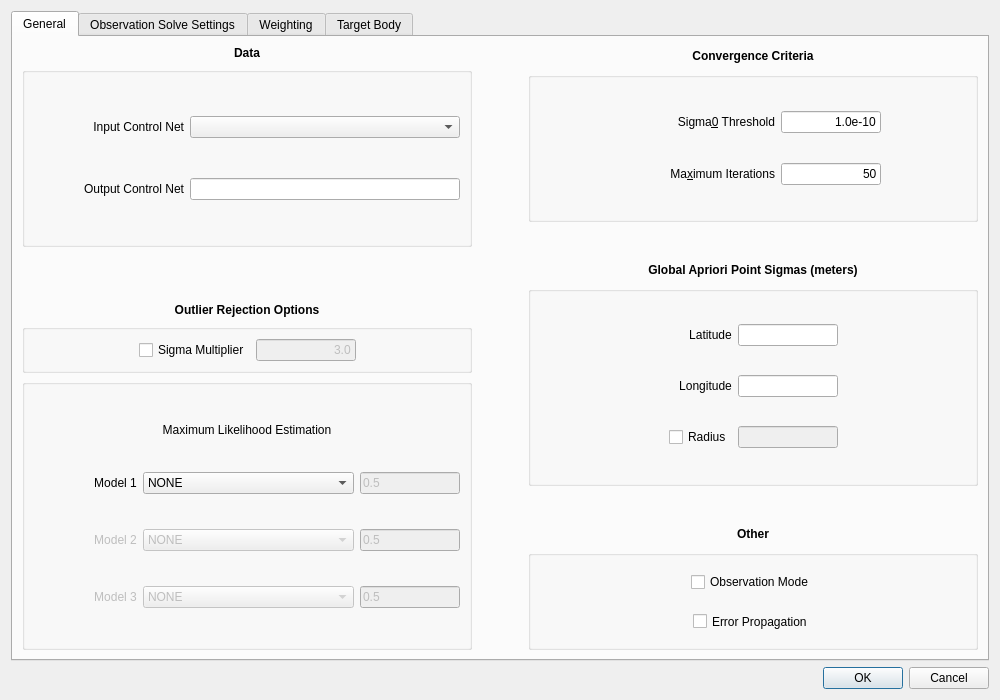
Above: isis/src/qisis/objs/JigsawSetupDialog/JigsawSetupDialog.ui from DOI-USGS/ISIS3 before the change. Below: the same form after it.
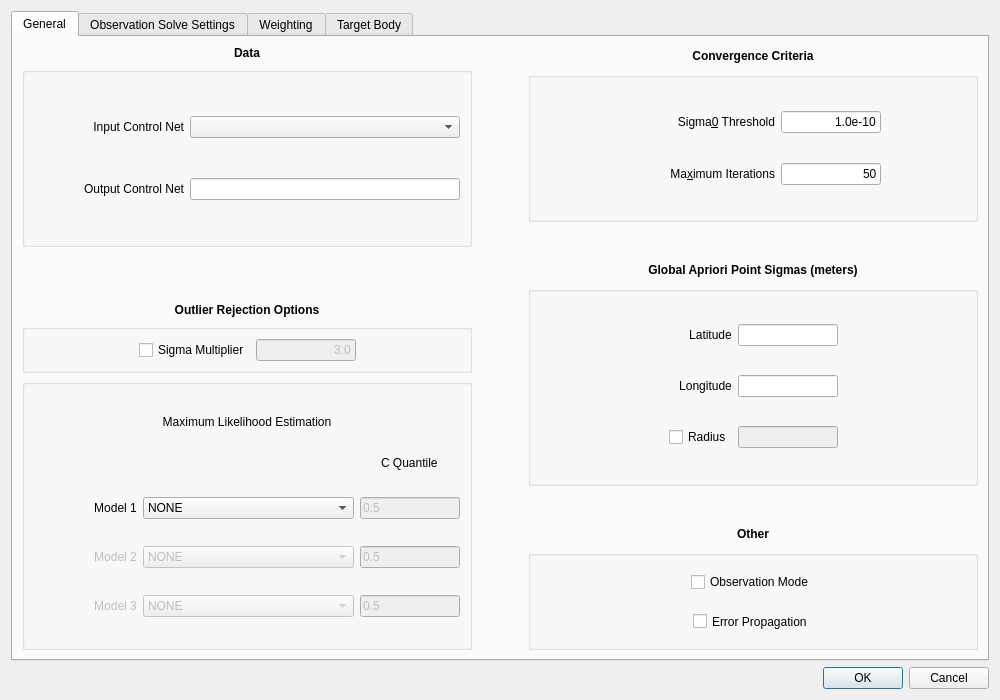
That is the form after the change. Icons and pictures are not drawn.

Commit message: Fixed bug with default values, Added C Quantile label.

The edit to the form file:
```diff
--- a/isis/src/qisis/objs/JigsawSetupDialog/JigsawSetupDialog.ui
+++ b/isis/src/qisis/objs/JigsawSetupDialog/JigsawSetupDialog.ui
@@ -330,7 +330,239 @@
                   <bool>false</bool>
                  </property>
                  <layout class="QGridLayout" name="gridLayout_14">
+                  <item row="6" column="1" colspan="2">
+                   <widget class="QComboBox" name="maximumLikelihoodModel1ComboBox">
+                    <property name="sizePolicy">
+                     <sizepolicy hsizetype="Expanding" vsizetype="Fixed">
+                      <horstretch>0</horstretch>
+                      <verstretch>0</verstretch>
+                     </sizepolicy>
+                    </property>
+                    <item>
+                     <property name="text">
+                      <string>NONE</string>
+                     </property>
+                    </item>
+                    <item>
+                     <property name="text">
+                      <string>HUBER</string>
+                     </property>
+                    </item>
+                    <item>
+                     <property name="text">
+                      <string>HUBER MODIFIED</string>
+                     </property>
+                    </item>
+                   </widget>
+                  </item>
+                  <item row="8" column="3">
+                   <widget class="QLineEdit" name="maximumLikelihoodModel3QuantileLineEdit">
+                    <property name="enabled">
+                     <bool>false</bool>
+                    </property>
+                    <property name="sizePolicy">
+                     <sizepolicy hsizetype="Expanding" vsizetype="Fixed">
+                      <horstretch>0</horstretch>
+                      <verstretch>0</verstretch>
+                     </sizepolicy>
+                    </property>
+                    <property name="maximumSize">
+                     <size>
+                      <width>100</width>
+                      <height>16777215</height>
+                     </size>
+                    </property>
+                    <property name="text">
+                     <string>0.5</string>
+                    </property>
+                   </widget>
+                  </item>
+                  <item row="7" column="3">
+                   <widget class="QLineEdit" name="maximumLikelihoodModel2QuantileLineEdit">
+                    <property name="enabled">
+                     <bool>false</bool>
+                    </property>
+                    <property name="sizePolicy">
+                     <sizepolicy hsizetype="Expanding" vsizetype="Fixed">
+                      <horstretch>0</horstretch>
+                      <verstretch>0</verstretch>
+                     </sizepolicy>
+                    </property>
+                    <property name="maximumSize">
+                     <size>
+                      <width>100</width>
+                      <height>16777215</height>
+                     </size>
+                    </property>
+                    <property name="text">
+                     <string>0.5</string>
+                    </property>
+                   </widget>
+                  </item>
+                  <item row="6" column="3">
+                   <widget class="QLineEdit" name="maximumLikelihoodModel1QuantileLineEdit">
+                    <property name="enabled">
+                     <bool>false</bool>
+                    </property>
+                    <property name="sizePolicy">
+                     <sizepolicy hsizetype="Preferred" vsizetype="Fixed">
+                      <horstretch>0</horstretch>
+                      <verstretch>0</verstretch>
+                     </sizepolicy>
+                    </property>
+                    <property name="maximumSize">
+                     <size>
+                      <width>100</width>
+                      <height>16777215</height>
+                     </size>
+                    </property>
+                    <property name="text">
+                     <string>0.5</string>
+                    </property>
+                   </widget>
+                  </item>
+                  <item row="7" column="1" colspan="2">
+                   <widget class="QComboBox" name="maximumLikelihoodModel2ComboBox">
+                    <property name="enabled">
+                     <bool>false</bool>
+                    </property>
+                    <property name="sizePolicy">
+                     <sizepolicy hsizetype="Expanding" vsizetype="Fixed">
+                      <horstretch>0</horstretch>
+                      <verstretch>0</verstretch>
+                     </sizepolicy>
+                    </property>
+                    <item>
+                     <property name="text">
+                      <string>NONE</string>
+                     </property>
+                    </item>
+                    <item>
+                     <property name="text">
+                      <string>HUBER</string>
+                     </property>
+                    </item>
+                    <item>
+                     <property name="text">
+                      <string>HUBER MODIFIED</string>
+                     </property>
+                    </item>
+                    <item>
+                     <property name="text">
+                      <string>WELSCH</string>
+                     </property>
+                    </item>
+                    <item>
+                     <property name="text">
+                      <string>CHEN</string>
+                     </property>
+                    </item>
+                   </widget>
+                  </item>
                   <item row="7" column="0" alignment="Qt::AlignRight">
+                   <widget class="QLabel" name="maximumLikelihoodModel2Label">
+                    <property name="enabled">
+                     <bool>false</bool>
+                    </property>
+                    <property name="sizePolicy">
+                     <sizepolicy hsizetype="Minimum" vsizetype="Fixed">
+                      <horstretch>0</horstretch>
+                      <verstretch>0</verstretch>
+                     </sizepolicy>
+                    </property>
+                    <property name="minimumSize">
+                     <size>
+                      <width>0</width>
+                      <height>0</height>
+                     </size>
+                    </property>
+                    <property name="maximumSize">
+                     <size>
+                      <width>100</width>
+                      <height>16777215</height>
+                     </size>
+                    </property>
+                    <property name="toolTip">
+                     <string>Valid Range: 1.0e-10 to 1.0</string>
+                    </property>
+                    <property name="text">
+                     <string>&lt;html&gt;&lt;head/&gt;&lt;body&gt;&lt;p align=&quot;center&quot;&gt;Model 2&lt;/p&gt;&lt;/body&gt;&lt;/html&gt;</string>
+                    </property>
+                    <property name="buddy">
+                     <cstring>maximumLikelihoodModel2ComboBox</cstring>
+                    </property>
+                   </widget>
+                  </item>
+                  <item row="8" column="1" colspan="2">
+                   <widget class="QComboBox" name="maximumLikelihoodModel3ComboBox">
+                    <property name="enabled">
+                     <bool>false</bool>
+                    </property>
+                    <property name="sizePolicy">
+                     <sizepolicy hsizetype="Expanding" vsizetype="Fixed">
+                      <horstretch>0</horstretch>
+                      <verstretch>0</verstretch>
+                     </sizepolicy>
+                    </property>
+                    <item>
+                     <property name="text">
+                      <string>NONE</string>
+                     </property>
+                    </item>
+                    <item>
+                     <property name="text">
+                      <string>HUBER</string>
+                     </property>
+                    </item>
+                    <item>
+                     <property name="text">
+                      <string>HUBER MODIFIED</string>
+                     </property>
+                    </item>
+                    <item>
+                     <property name="text">
+                      <string>WELSCH</string>
+                     </property>
+                    </item>
+                    <item>
+                     <property name="text">
+                      <string>CHEN</string>
+                     </property>
+                    </item>
+                   </widget>
+                  </item>
+                  <item row="6" column="0" alignment="Qt::AlignRight">
+                   <widget class="QLabel" name="maximumLikelihoodModel1Label">
+                    <property name="sizePolicy">
+                     <sizepolicy hsizetype="Minimum" vsizetype="Fixed">
+                      <horstretch>0</horstretch>
+                      <verstretch>0</verstretch>
+                     </sizepolicy>
+                    </property>
+                    <property name="minimumSize">
+                     <size>
+                      <width>0</width>
+                      <height>0</height>
+                     </size>
+                    </property>
+                    <property name="maximumSize">
+                     <size>
+                      <width>100</width>
+                      <height>16777215</height>
+                     </size>
+                    </property>
+                    <property name="toolTip">
+                     <string>Valid Range: 1.0e-10 to 1.0</string>
+                    </property>
+                    <property name="text">
+                     <string>&lt;html&gt;&lt;head/&gt;&lt;body&gt;&lt;p align=&quot;center&quot;&gt;Model 1&lt;/p&gt;&lt;/body&gt;&lt;/html&gt;</string>
+                    </property>
+                    <property name="buddy">
+                     <cstring>maximumLikelihoodModel1ComboBox</cstring>
+                    </property>
+                   </widget>
+                  </item>
+                  <item row="8" column="0" alignment="Qt::AlignRight">
                    <widget class="QLabel" name="maximumLikelihoodModel3Label">
                     <property name="enabled">
                      <bool>false</bool>
@@ -367,69 +599,6 @@
                     </property>
                    </widget>
                   </item>
-                  <item row="5" column="1" colspan="2">
-                   <widget class="QComboBox" name="maximumLikelihoodModel1ComboBox">
-                    <property name="sizePolicy">
-                     <sizepolicy hsizetype="Expanding" vsizetype="Fixed">
-                      <horstretch>0</horstretch>
-                      <verstretch>0</verstretch>
-                     </sizepolicy>
-                    </property>
-                    <item>
-                     <property name="text">
-                      <string>NONE</string>
-                     </property>
-                    </item>
-                    <item>
-                     <property name="text">
-                      <string>HUBER</string>
-                     </property>
-                    </item>
-                    <item>
-                     <property name="text">
-                      <string>HUBER MODIFIED</string>
-                     </property>
-                    </item>
-                   </widget>
-                  </item>
-                  <item row="6" column="1" colspan="2">
-                   <widget class="QComboBox" name="maximumLikelihoodModel2ComboBox">
-                    <property name="enabled">
-                     <bool>false</bool>
-                    </property>
-                    <property name="sizePolicy">
-                     <sizepolicy hsizetype="Expanding" vsizetype="Fixed">
-                      <horstretch>0</horstretch>
-                      <verstretch>0</verstretch>
-                     </sizepolicy>
-                    </property>
-                    <item>
-                     <property name="text">
-                      <string>NONE</string>
-                     </property>
-                    </item>
-                    <item>
-                     <property name="text">
-                      <string>HUBER</string>
-                     </property>
-                    </item>
-                    <item>
-                     <property name="text">
-                      <string>HUBER MODIFIED</string>
-                     </property>
-                    </item>
-                    <item>
-                     <property name="text">
-                      <string>WELSCH</string>
-                     </property>
-                    </item>
-                    <item>
-                     <property name="text">
-                      <string>CHEN</string>
-                     </property>
-                    </item>
-                   </widget>
-                  </item>
                   <item row="4" column="0" colspan="4">
                    <widget class="QLabel" name="maxLikelihoodEstimationLabel">
                     <property name="sizePolicy">
@@ -447,172 +616,16 @@
                     </property>
                    </widget>
                   </item>
-                  <item row="5" column="0" alignment="Qt::AlignRight">
-                   <widget class="QLabel" name="maximumLikelihoodModel1Label">
-                    <property name="sizePolicy">
-                     <sizepolicy hsizetype="Minimum" vsizetype="Fixed">
-                      <horstretch>0</horstretch>
-                      <verstretch>0</verstretch>
-                     </sizepolicy>
-                    </property>
-                    <property name="minimumSize">
-                     <size>
-                      <width>0</width>
-                      <height>0</height>
-                     </size>
-                    </property>
-                    <property name="maximumSize">
-                     <size>
-                      <width>100</width>
-                      <height>16777215</height>
-                     </size>
-                    </property>
-                    <property name="toolTip">
-                     <string>Valid Range: 1.0e-10 to 1.0</string>
-                    </property>
-                    <property name="text">
-                     <string>&lt;html&gt;&lt;head/&gt;&lt;body&gt;&lt;p align=&quot;center&quot;&gt;Model 1&lt;/p&gt;&lt;/body&gt;&lt;/html&gt;</string>
-                    </property>
-                    <property name="buddy">
-                     <cstring>maximumLikelihoodModel1ComboBox</cstring>
-                    </property>
-                   </widget>
-                  </item>
-                  <item row="7" column="1" colspan="2">
-                   <widget class="QComboBox" name="maximumLikelihoodModel3ComboBox">
-                    <property name="enabled">
-                     <bool>false</bool>
-                    </property>
-                    <property name="sizePolicy">
-                     <sizepolicy hsizetype="Expanding" vsizetype="Fixed">
-                      <horstretch>0</horstretch>
-                      <verstretch>0</verstretch>
-                     </sizepolicy>
-                    </property>
-                    <item>
-                     <property name="text">
-                      <string>NONE</string>
-                     </property>
-                    </item>
-                    <item>
-                     <property name="text">
-                      <string>HUBER</string>
-                     </property>
-                    </item>
-                    <item>
-                     <property name="text">
-                      <string>HUBER MODIFIED</string>
-                     </property>
-                    </item>
-                    <item>
-                     <property name="text">
-                      <string>WELSCH</string>
-                     </property>
-                    </item>
-                    <item>
-                     <property name="text">
-                      <string>CHEN</string>
-                     </property>
-                    </item>
-                   </widget>
-                  </item>
-                  <item row="5" column="3">
-                   <widget class="QLineEdit" name="maximumLikelihoodModel1QuantileLineEdit">
-                    <property name="enabled">
-                     <bool>false</bool>
-                    </property>
+                  <item row="5" column="3" alignment="Qt::AlignHCenter">
+                   <widget class="QLabel" name="CQuantileLabel">
                     <property name="sizePolicy">
                      <sizepolicy hsizetype="Preferred" vsizetype="Fixed">
                       <horstretch>0</horstretch>
                       <verstretch>0</verstretch>
                      </sizepolicy>
                     </property>
-                    <property name="maximumSize">
-                     <size>
-                      <width>100</width>
-                      <height>16777215</height>
-                     </size>
-                    </property>
                     <property name="text">
-                     <string>0.5</string>
-                    </property>
-                   </widget>
-                  </item>
-                  <item row="6" column="0" alignment="Qt::AlignRight">
-                   <widget class="QLabel" name="maximumLikelihoodModel2Label">
-                    <property name="enabled">
-                     <bool>false</bool>
-                    </property>
-                    <property name="sizePolicy">
-                     <sizepolicy hsizetype="Minimum" vsizetype="Fixed">
-                      <horstretch>0</horstretch>
-                      <verstretch>0</verstretch>
-                     </sizepolicy>
-                    </property>
-                    <property name="minimumSize">
-                     <size>
-                      <width>0</width>
-                      <height>0</height>
-                     </size>
-                    </property>
-                    <property name="maximumSize">
-                     <size>
-                      <width>100</width>
-                      <height>16777215</height>
-                     </size>
-                    </property>
-                    <property name="toolTip">
-                     <string>Valid Range: 1.0e-10 to 1.0</string>
-                    </property>
-                    <property name="text">
-                     <string>&lt;html&gt;&lt;head/&gt;&lt;body&gt;&lt;p align=&quot;center&quot;&gt;Model 2&lt;/p&gt;&lt;/body&gt;&lt;/html&gt;</string>
-                    </property>
-                    <property name="buddy">
-                     <cstring>maximumLikelihoodModel2ComboBox</cstring>
-                    </property>
-                   </widget>
-                  </item>
-                  <item row="7" column="3">
-                   <widget class="QLineEdit" name="maximumLikelihoodModel3QuantileLineEdit">
-                    <property name="enabled">
-                     <bool>false</bool>
-                    </property>
-                    <property name="sizePolicy">
-                     <sizepolicy hsizetype="Expanding" vsizetype="Fixed">
-                      <horstretch>0</horstretch>
-                      <verstretch>0</verstretch>
-                     </sizepolicy>
-                    </property>
-                    <property name="maximumSize">
-                     <size>
-                      <width>100</width>
-                      <height>16777215</height>
-                     </size>
-                    </property>
-                    <property name="text">
-                     <string>0.5</string>
-                    </property>
-                   </widget>
-                  </item>
-                  <item row="6" column="3">
-                   <widget class="QLineEdit" name="maximumLikelihoodModel2QuantileLineEdit">
-                    <property name="enabled">
-                     <bool>false</bool>
-                    </property>
-                    <property name="sizePolicy">
-                     <sizepolicy hsizetype="Expanding" vsizetype="Fixed">
-                      <horstretch>0</horstretch>
-                      <verstretch>0</verstretch>
-                     </sizepolicy>
-                    </property>
-                    <property name="maximumSize">
-                     <size>
-                      <width>100</width>
-                      <height>16777215</height>
-                     </size>
-                    </property>
-                    <property name="text">
-                     <string>0.5</string>
+                     <string>C Quantile</string>
                     </property>
                    </widget>
                   </item>
```
The commit also changes 2 other files.
